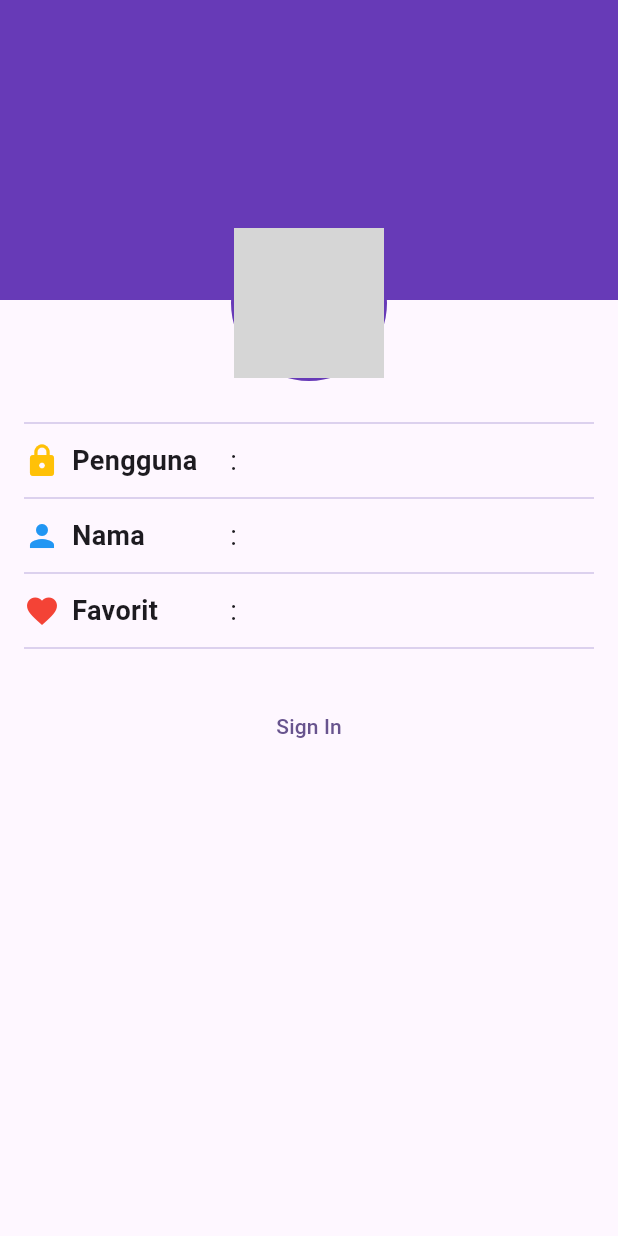
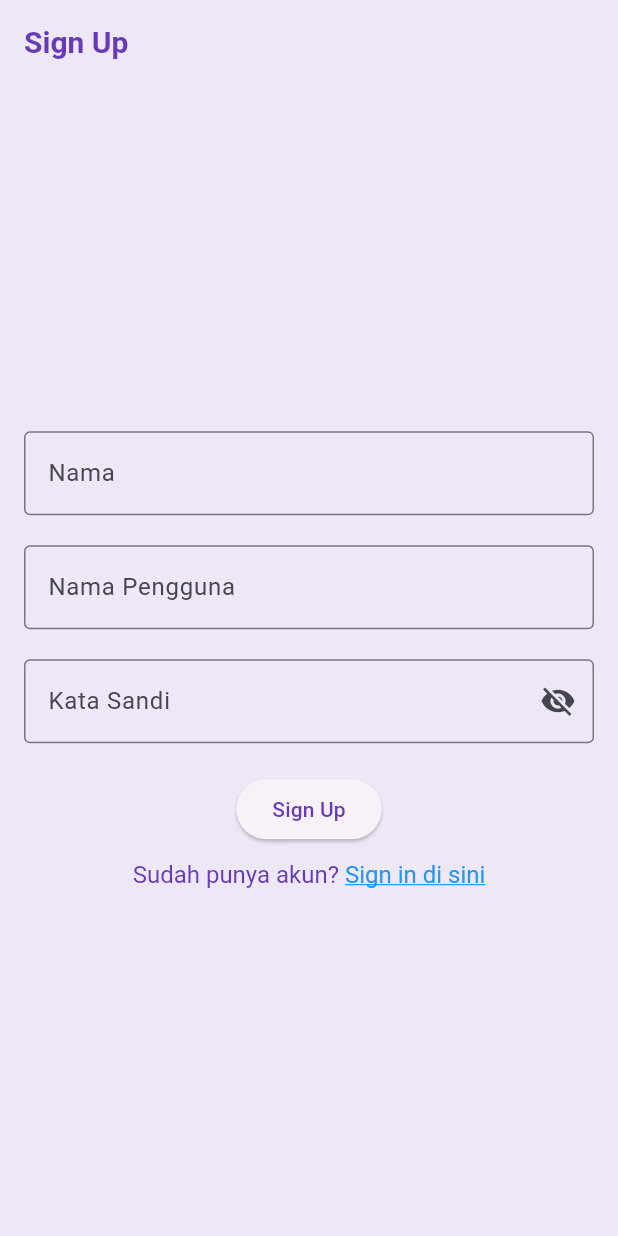
Before and after one commit to FernandoAntonius/wisata_candi_FernandoAntonius, a Flutter app: the screen it shows after launch, on a phone screen of 412 x 824 dp. Run offline on Flutter 3.47's test engine with Material 3 defaults, Android fonts, the phone set to English and light mode, and no system bars; grey boxes are pictures that could not be loaded.

Commit message:
sign in dan sign up

```diff
--- a/lib/main.dart
+++ b/lib/main.dart
@@ -1,6 +1,8 @@
 import 'package:flutter/material.dart';
 import 'package:wisata_candi/data/candi_data.dart';
 import 'package:wisata_candi/screens/detail_screen.dart';
+import 'package:wisata_candi/screens/sign_in.dart';
+import 'package:wisata_candi/screens/sign_up.dart';
 
 void main() {
   runApp(const MyApp());
@@ -14,10 +16,21 @@ class MyApp extends StatelessWidget {
     return MaterialApp(
       title: 'Wisata Candi',
       theme: ThemeData(
-        colorScheme: ColorScheme.fromSeed(seedColor: Colors.deepPurple),
+        appBarTheme: const AppBarTheme(
+          iconTheme: IconThemeData(color: Colors.deepPurple),
+          titleTextStyle: TextStyle(
+            color: Colors.deepPurple,
+            fontSize: 20,
+            fontWeight: FontWeight.bold,
+          ),
+        ),
+        colorScheme: ColorScheme.fromSeed(
+          seedColor: Colors.deepPurple,
+        ).copyWith(primary: Colors.deepPurple, surface: Colors.deepPurple[50]),
         useMaterial3: true,
       ),
-      home: ProfileScreen(),
+      home: SignUpScreen(),
+      // SignInScreen(),
       // DetailScreen(candi: candiList[0]),
     );
   }
--- /dev/null
+++ b/lib/screens/sign_up.dart
@@ -0,0 +1,111 @@
+import 'package:flutter/material.dart';
+import 'package:flutter/gestures.dart';
+
+class SignUpScreen extends StatefulWidget {
+  SignUpScreen({super.key});
+
+  @override
+  State<SignUpScreen> createState() => _SignUpScreenState();
+}
+
+class _SignUpScreenState extends State<SignUpScreen> {
+  // TODO: 1. Deklarasikan Variabel
+  final TextEditingController _fullnameController = TextEditingController();
+  final TextEditingController _usernameController = TextEditingController();
+  final TextEditingController _passwordController = TextEditingController();
+
+  String _errorText = '';
+  bool _isSignedUp = false;
+  bool _obscurePassword = true;
+
+  @override
+  Widget build(BuildContext context) {
+    return Scaffold(
+      // TODO: 2. Pasang AppBar
+      appBar: AppBar(title: Text('Sign Up')),
+      // TODO: 3. Pasang Body
+      body: Center(
+        child: SingleChildScrollView(
+          child: Padding(
+            padding: const EdgeInsets.all(16),
+            child: Form(
+              child: Column(
+                // TODO: 4. Atur mainAxisAlignment dan crossAxisAlignment
+                mainAxisAlignment: MainAxisAlignment.center,
+                crossAxisAlignment: CrossAxisAlignment.center,
+                children: [
+                  // TODO: 5. Pasang TextFormField Nama Pengguna
+                  TextFormField(
+                    controller: _fullnameController,
+                    decoration: InputDecoration(
+                      labelText: 'Nama',
+                      border: OutlineInputBorder(),
+                    ),
+                  ),
+                  // TODO: 6. Pasang TextFormField Nama Pengguna
+                  SizedBox(height: 20),
+                  TextFormField(
+                    controller: _usernameController,
+                    decoration: InputDecoration(
+                      labelText: 'Nama Pengguna',
+                      border: OutlineInputBorder(),
+                    ),
+                  ),
+                  // TODO: 7. Pasang TextFormField Kata Sandi
+                  SizedBox(height: 20),
+                  TextFormField(
+                    controller: _passwordController,
+                    decoration: InputDecoration(
+                      labelText: 'Kata Sandi',
+                      errorText: _errorText.isNotEmpty ? _errorText : null,
+                      border: OutlineInputBorder(),
+                      suffixIcon: IconButton(
+                        onPressed: () {
+                          setState(() {
+                            _obscurePassword = !_obscurePassword;
+                          });
+                        },
+                        icon: Icon(
+                          _obscurePassword
+                              ? Icons.visibility_off
+                              : Icons.visibility,
+                        ),
+                      ),
+                    ),
+                    obscureText: _obscurePassword,
+                  ),
+                  // TODO: 8. Pasang ElevatedButton Sign Up
+                  SizedBox(height: 20),
+                  ElevatedButton(onPressed: () {}, child: Text('Sign Up')),
+                  // TODO: 9. Pasang TextButton Sign Up
+                  SizedBox(height: 10),
+                  // TextButton(
+                  //   onPressed: () {},
+                  //   child: Text('Sudah punya akun? Sign in di sini'),
+                  // ),
+                  RichText(
+                    text: TextSpan(
+                      text: 'Sudah punya akun? ',
+                      style: TextStyle(fontSize: 16, color: Colors.deepPurple),
+                      children: <TextSpan>[
+                        TextSpan(
+                          text: 'Sign in di sini',
+                          style: TextStyle(
+                            color: Colors.blue,
+                            decoration: TextDecoration.underline,
+                            fontSize: 16,
+                          ),
+                          recognizer: TapGestureRecognizer()..onTap = () {},
+                        ),
+                      ],
+                    ),
+                  ),
+                ],
+              ),
+            ),
+          ),
+        ),
+      ),
+    );
+  }
+}
```
Also changed, not shown: lib/screens/sign_in.dart (added, +101 -0 lines).
